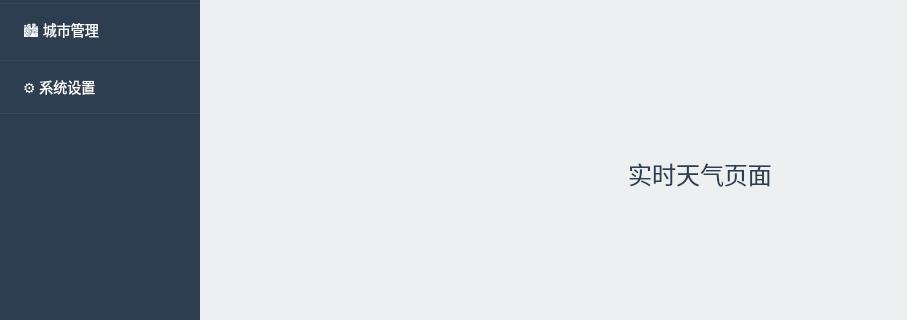
Cyy0520/QtCourse, file src/mainwindow.ui: the form before one commit; both pictures show x 0 to 907 and y 216 to 536 of the 1200 by 800 pixel window.
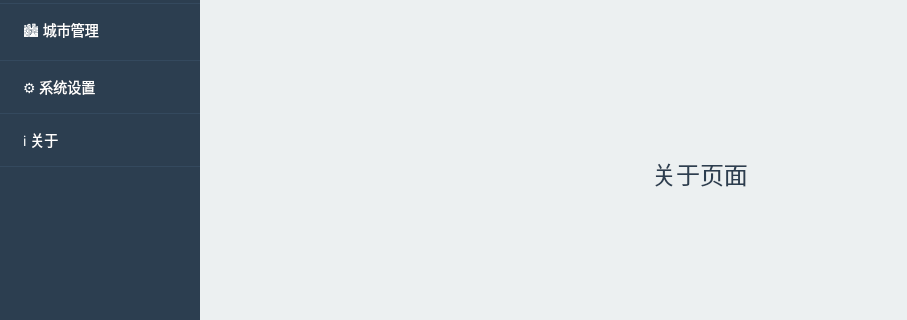
The form after the commit. The open tabs and pages were chosen to show the change.

Commit message:
feat: 添加关于页面 (Task 18)
- 创建 AboutWidget 组件
- 显示应用程序名称、版本信息
- 展示主要功能列表
- 显示技术栈信息（Qt 6.9.2, C++17, SQLite, Qt Charts）
- 添加导航菜单项

The edit to the form file:
```diff
--- a/src/mainwindow.ui
+++ b/src/mainwindow.ui
@@ -98,6 +98,11 @@
         <string>⚙️ 系统设置</string>
        </property>
       </item>
+      <item>
+       <property name="text">
+        <string>ℹ️ 关于</string>
+       </property>
+      </item>
      </widget>
     </item>
     <item>
@@ -216,6 +221,24 @@
         </item>
        </layout>
       </widget>
+      <!-- 页面6: 关于 -->
+      <widget class="QWidget" name="pageAbout">
+       <layout class="QVBoxLayout" name="layoutAbout">
+        <item>
+         <widget class="QLabel" name="labelAbout">
+          <property name="text">
+           <string>关于页面</string>
+          </property>
+          <property name="alignment">
+           <set>Qt::AlignCenter</set>
+          </property>
+          <property name="styleSheet">
+           <string notr="true">font-size: 24px; color: #2c3e50;</string>
+          </property>
+         </widget>
+        </item>
+       </layout>
+      </widget>
      </widget>
     </item>
    </layout>
```
The commit also changes 6 other files.
